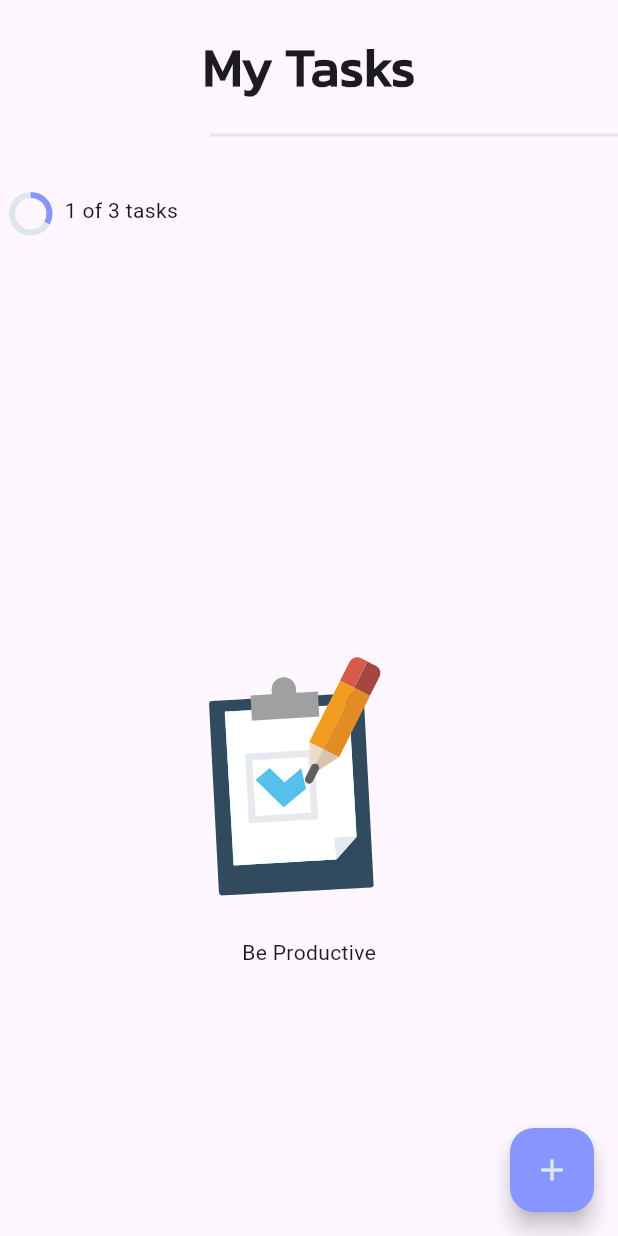
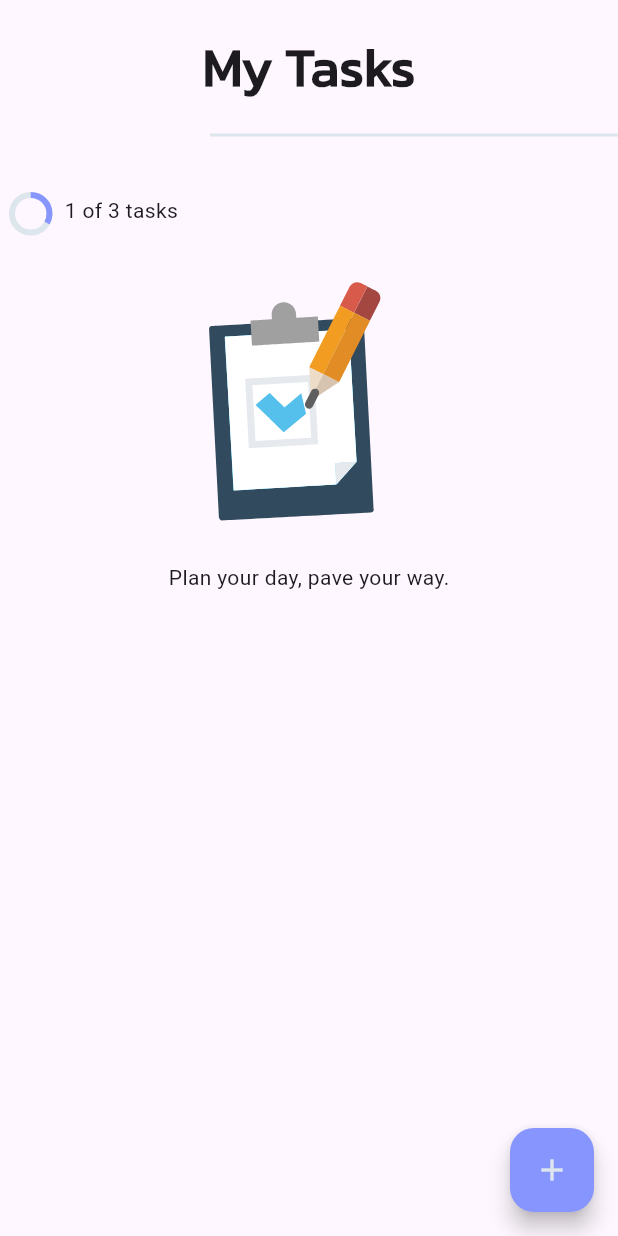
Before and after one commit to ahmdZhran/to_do, a Flutter app: the screen it shows after launch, on a phone screen of 412 x 824 dp. Run offline on Flutter 3.47's test engine with Material 3 defaults, Android fonts, the phone set to English and light mode, and no system bars; our stand-ins replace lottie.

Commit message:
change text under lottie

```diff
--- a/lib/core/utls/app_strings.dart
+++ b/lib/core/utls/app_strings.dart
@@ -2,5 +2,5 @@ abstract class AppStrings {
   static const String appName = 'E-commerce',
       // Strings to Home View
       myTasks = 'My Tasks',
-      letsMakeItProductive = 'Be Productive';
+      planYourDay = 'Plan your day, pave your way.';
 }
--- a/lib/features/home/presentation/widget/custom_list_card.dart
+++ b/lib/features/home/presentation/widget/custom_list_card.dart
@@ -28,7 +28,7 @@ class _CustomListCardItemState extends State<CustomListCardItem> {
                 return Dismissible(
                   direction: DismissDirection.horizontal,
                   // onDismissed: (_) {
-                    //   //! remove task from dataBase
+                  //! remove task from dataBase
                   // },
                   background: const Row(
                     mainAxisAlignment: MainAxisAlignment.center,
@@ -40,23 +40,21 @@ class _CustomListCardItemState extends State<CustomListCardItem> {
                   key: Key(
                     index.toString(),
                   ),
-                    child: const TaskCardItem());
+                  child: const TaskCardItem(),
+                );
               },
             )
           : Column(
-              mainAxisAlignment: MainAxisAlignment.center,
               children: [
-                SizedBox(
+                Lottie.asset(
+                  lottieUrl,
                   height: 200,
                   width: 200,
-                  child: Lottie.asset(
-                    lottieUrl,
                   animate: test.isNotEmpty ? false : true,
                 ),
+                const Text(
+                  AppStrings.planYourDay,
                 ),
-                const Text(
-                  AppStrings.letsMakeItProductive,
-                )
               ],
             ),
     );
```
Lines whose indentation alone changed are shown as unchanged.
